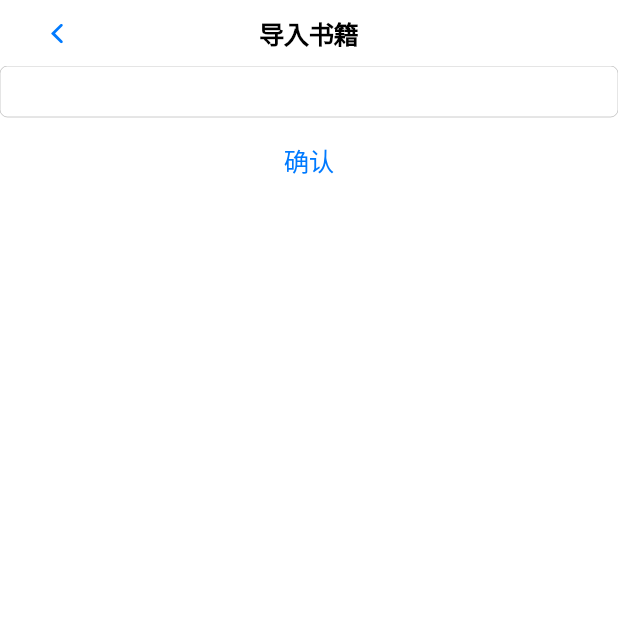
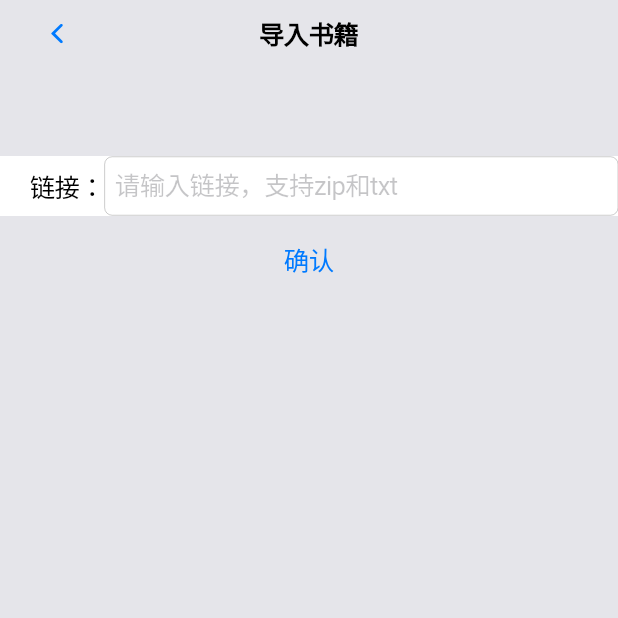
Before and after one commit to FoxNick/jf_reader, a Flutter app: the ImportPage screen opened by its route, on a phone screen of 412 x 824 dp, the top half of it. Run offline on Flutter 3.47's test engine with Material 2 defaults, Android fonts, the phone set to English and light mode, and no system bars; our stand-ins replace battery, cached_network_image, device_info, dio, shared_preferences; missing offline and left inert: fast_gbk; accounts and stored records are empty; generated files the repository leaves out were written again; statements that could not run were skipped.

```diff
--- a/lib/base/base.dart
+++ b/lib/base/base.dart
@@ -3,3 +3,6 @@ export './book/book_manager.dart';
 export './chapter/chapter.dart';
 export './chapter/chapter_content_manager.dart';
 export './download/download_manager.dart';
+export './theme/theme_manager.dart';
+export './theme/theme_model.dart';
+export './global.dart';
--- a/lib/business/import/import_page.dart
+++ b/lib/business/import/import_page.dart
@@ -36,11 +36,24 @@ class ImportPageContent extends StatelessWidget {
     return SafeArea(
       child: Column(
         children: <Widget>[
-          CupertinoTextField(
-            onChanged: (content) {
-              state.currentContent = content;
-            },
-          ),
+          Container(height: 60),
+          Container(
+            height: 40,
+              color: CupertinoColors.white,
+              child: Row(
+                children: <Widget>[
+                  Container(width: 20),
+                  Text('链接：'),
+                  Expanded(
+                      child: CupertinoTextField(
+                        placeholder: '请输入链接，支持zip和txt',
+                        onChanged: (content) {
+                          state.currentContent = content;
+                        },
+                      ),
+                      flex: 1),
+                ],
+              )),
           CupertinoButton(
             child: Text("确认"),
             onPressed: () {
--- a/lib/business/read/read_page.dart
+++ b/lib/business/read/read_page.dart
@@ -7,6 +7,7 @@ import 'package:flutter/services.dart';
 import './read_page_state.dart';
 import './read_content.dart';
 import './read_menu.dart';
+import './chapter_list_view.dart';
 
 class ReadingPage extends StatelessWidget {
   static const String route = '/reading';
@@ -33,7 +34,8 @@ class ReadingPage extends StatelessWidget {
           children: <Widget>[
             Positioned(left: 0, top: 0, right: 0, bottom: 0, child: Image.asset('res/read_bg.png', fit: BoxFit.cover)),
             ReadContentView(),
-            ReadMenu()
+            ReadMenu(),
+            ChapterListView()
           ],
         ),
       ),
```
Also changed, not shown: lib/base/book/book_manager.dart (+10 -1 lines), lib/business/read/read_menu.dart (+32 -24 lines), lib/business/read/read_page_state.dart (+40 -15 lines), lib/business/shelf.dart (+5 -6 lines), lib/main.dart (+16 -12 lines).
